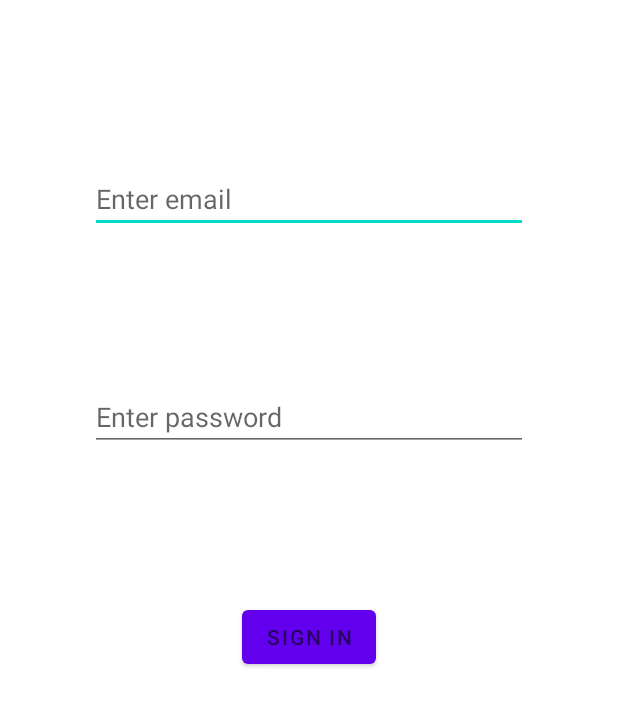
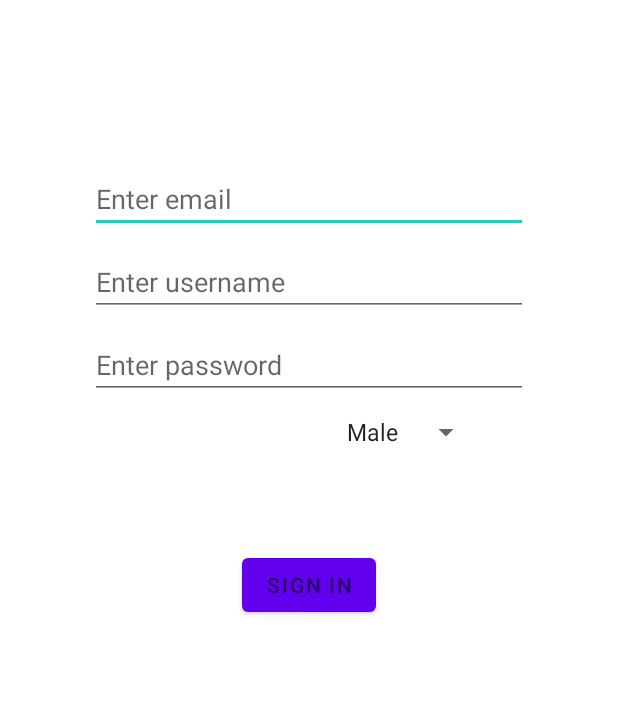
Before and after one commit to Ac-Ayi-Kodlamaz/RadyoBilkentApp, an Android app: the screen it shows after launch (RegisterWithEmailActivity), on a phone screen of 412 x 824 dp. Shown: the top 706 px of the screen. Run offline under Robolectric (Android 15) with nearby library versions, the phone set to English and light mode, and no system bars; our stand-ins replace Firebase (no records; nobody signed in at launch, a user with empty details on screens opened directly).

Commit message:
User class and Gender enum added
User class has basic interaction capabilities with the database. StartActivity can now recognise a user who is already logged in.

```diff
--- a/RadyoBilkentAndroid/app/build.gradle
+++ b/RadyoBilkentAndroid/app/build.gradle
@@ -38,6 +38,7 @@ dependencies {
     implementation 'com.google.firebase:firebase-auth:21.0.3'
     implementation 'androidx.navigation:navigation-fragment:2.4.2'
     implementation 'androidx.navigation:navigation-ui:2.4.2'
+    implementation 'com.google.firebase:firebase-firestore:24.1.1'
     testImplementation 'junit:junit:4.13.2'
     androidTestImplementation 'androidx.test.ext:junit:1.1.3'
     androidTestImplementation 'androidx.test.espresso:espresso-core:3.4.0'
--- a/RadyoBilkentAndroid/app/src/main/java/com/example/radyobilkentandroid/RegisterWithEmailActivity.java
+++ b/RadyoBilkentAndroid/app/src/main/java/com/example/radyobilkentandroid/RegisterWithEmailActivity.java
@@ -1,24 +1,29 @@
 package com.example.radyobilkentandroid;
 
-import androidx.annotation.NonNull;
 import androidx.appcompat.app.AppCompatActivity;
 
+import android.content.Intent;
 import android.os.Bundle;
+import android.os.Handler;
 import android.view.View;
 import android.widget.Button;
 import android.widget.EditText;
-import android.widget.Toast;
+import android.widget.Spinner;
 
-import com.google.android.gms.tasks.OnCompleteListener;
-import com.google.android.gms.tasks.Task;
-import com.google.firebase.auth.AuthResult;
 import com.google.firebase.auth.FirebaseAuth;
+
+import model.Gender;
+import model.User;
 
 public class RegisterWithEmailActivity extends AppCompatActivity {
 
     private EditText email;
+    private EditText username;
     private EditText password;
+    private Spinner genders;
     private Button button;
+
+    private User user;
 
     private FirebaseAuth firebaseAuth;
 
@@ -28,36 +33,31 @@ public class RegisterWithEmailActivity extends AppCompatActivity {
         setContentView(R.layout.activity_register_with_email);
 
         email = findViewById(R.id.email_field);
+        username = findViewById(R.id.username_field);
         password = findViewById(R.id.password_field);
+        genders = findViewById(R.id.gender_spinner);
         button = findViewById(R.id.register_button);
 
         firebaseAuth = FirebaseAuth.getInstance();
+
+        user = new User();
 
         button.setOnClickListener(new View.OnClickListener() {
             @Override
             public void onClick(View view) {
                 String txtEmail = email.getText().toString();
+                String txtUsername = username.getText().toString();
                 String txtPassword = password.getText().toString();
+                Gender gender = Gender.valueOfLabel((String) genders.getSelectedItem());
 
                 //TODO check for email & password validity
-                registerUser(txtEmail, txtPassword);
+                user.registerUser(txtEmail, txtPassword, txtUsername, gender);
+                // TODO check success
+                startActivity(new Intent(RegisterWithEmailActivity.this, MainActivity.class));
+
 
             }
         });
     }
 
-    private void registerUser(String email, String password) {
-        firebaseAuth.createUserWithEmailAndPassword(email, password).addOnCompleteListener(RegisterWithEmailActivity.this, new OnCompleteListener<AuthResult>() {
-            @Override
-            public void onComplete(@NonNull Task<AuthResult> task) {
-                if (task.isSuccessful()) {
-                    Toast.makeText(RegisterWithEmailActivity.this, "Signed in new user", Toast.LENGTH_SHORT).show();
-                }
-                else {
-                    Toast.makeText(RegisterWithEmailActivity.this, "Sign in attempt unsuccessful", Toast.LENGTH_SHORT).show();
-                }
-            }
-        });
-
-    }
 }
--- /dev/null
+++ b/RadyoBilkentAndroid/app/src/main/java/com/example/radyobilkentandroid/StartActivity.java
@@ -0,0 +1,30 @@
+package com.example.radyobilkentandroid;
+
+import androidx.appcompat.app.AppCompatActivity;
+
+import android.content.Intent;
+import android.os.Bundle;
+
+import com.google.firebase.auth.FirebaseAuth;
+
+public class StartActivity extends AppCompatActivity {
+
+    private FirebaseAuth firebaseAuth;
+
+    @Override
+    protected void onCreate(Bundle savedInstanceState) {
+        super.onCreate(savedInstanceState);
+        setContentView(R.layout.activity_start);
+        firebaseAuth = FirebaseAuth.getInstance();
+
+        if (firebaseAuth.getCurrentUser() == null) {
+            startActivity(new Intent(this, RegisterWithEmailActivity.class));
+            finish();
+        }
+        else {
+            startActivity(new Intent(this, MainActivity.class));
+            finish();
+        }
+    }
+
+}
--- a/RadyoBilkentAndroid/app/src/main/res/layout/activity_register_with_email.xml
+++ b/RadyoBilkentAndroid/app/src/main/res/layout/activity_register_with_email.xml
@@ -16,13 +16,34 @@
         android:hint="@string/prompt_email" />
 
     <EditText
-        android:id="@+id/password_field"
+        android:id="@+id/username_field"
         android:layout_width="match_parent"
         android:layout_height="wrap_content"
         android:layout_below="@+id/email_field"
         android:layout_marginHorizontal="50dp"
-        android:layout_marginTop="100dp"
+        android:layout_marginTop="10dp"
+        android:hint="@string/prompt_username"/>
+
+    <EditText
+        android:id="@+id/password_field"
+        android:layout_width="match_parent"
+        android:layout_height="wrap_content"
+        android:layout_below="@+id/username_field"
+        android:layout_marginHorizontal="50dp"
+        android:layout_marginTop="10dp"
         android:hint="@string/prompt_password" />
+
+    <Spinner
+        android:id="@+id/gender_spinner"
+        android:layout_width="wrap_content"
+        android:layout_height="wrap_content"
+        android:layout_below="@+id/password_field"
+        android:layout_centerHorizontal="true"
+        android:layout_marginTop="10dp"
+        android:entries="@array/genders"
+        android:spinnerMode="dropdown"
+        android:textAlignment="textEnd" />
+
 
     <Button
         android:id="@+id/register_button"
--- a/RadyoBilkentAndroid/app/src/main/res/values/strings.xml
+++ b/RadyoBilkentAndroid/app/src/main/res/values/strings.xml
@@ -1,6 +1,13 @@
 <resources>
-    <string name="app_name">RadyoBilkentAndroid</string>
+    <string name="app_name">Radyo Bilkent</string>
     <string name="prompt_email">Enter email</string>
+    <string name="prompt_username">Enter username</string>
     <string name="prompt_password">Enter password</string>
     <string name="register_text">SIGN IN</string>
+    <string-array name="genders">
+        <item>Male</item>
+        <item>Female</item>
+        <item>Non-binary</item>
+        <item>Do not wish to disclose</item>
+    </string-array>
 </resources>
```
Also changed, not shown: RadyoBilkentAndroid/app/src/main/AndroidManifest.xml (+14 -12 lines), RadyoBilkentAndroid/app/src/main/java/com/example/radyobilkentandroid/MainActivity.java (+12 -15 lines), RadyoBilkentAndroid/app/src/main/java/model/Gender.java (added, +27 -0 lines), RadyoBilkentAndroid/app/src/main/java/model/User.java (added, +119 -0 lines), RadyoBilkentAndroid/app/src/main/res/layout/activity_main.xml (+9 -8 lines), RadyoBilkentAndroid/app/src/main/res/layout/activity_start.xml (added, +18 -0 lines), RadyoBilkentAndroid/app/src/main/res/navigation/nav_graph.xml (+11 -6 lines).
